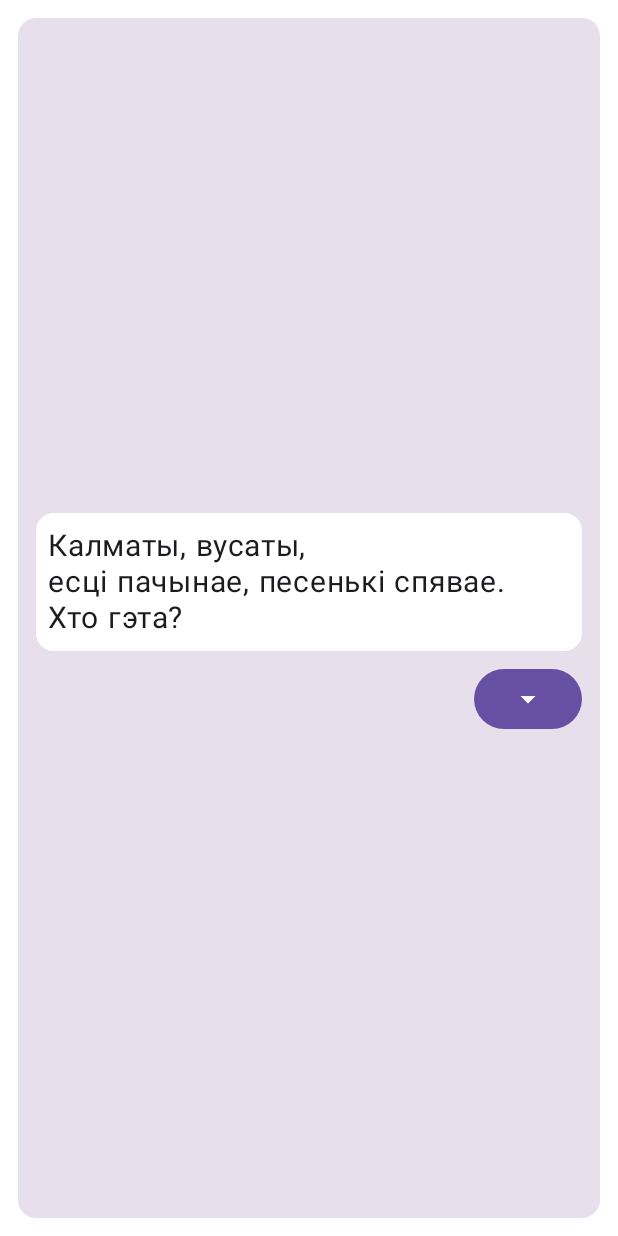
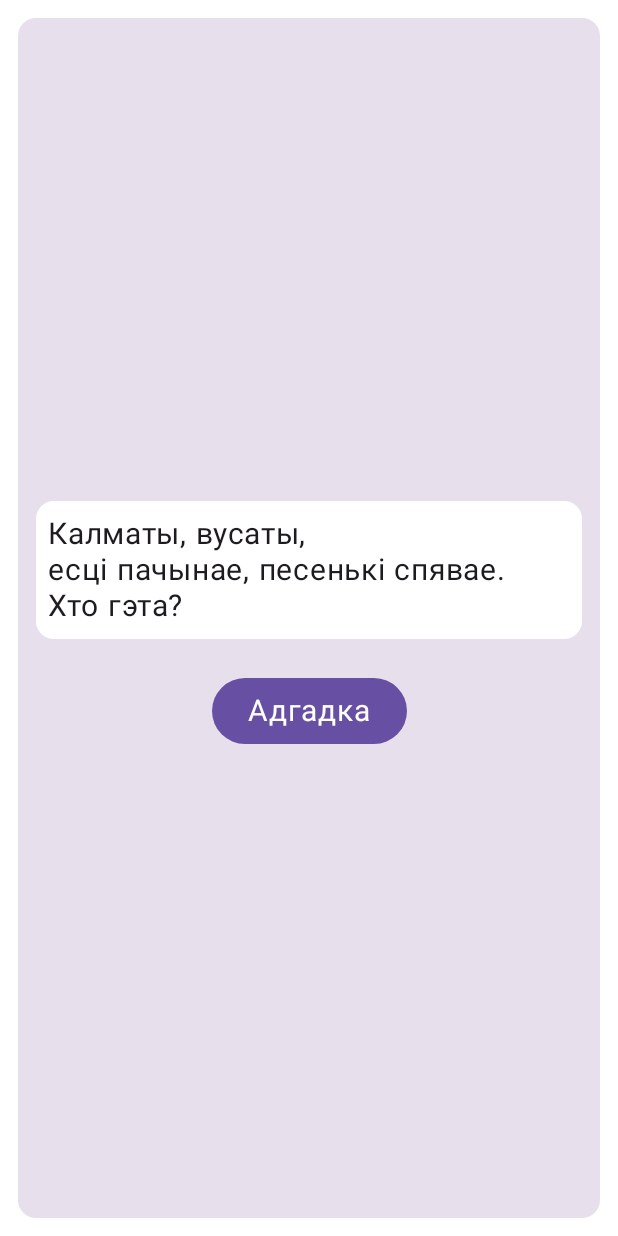
Before and after one commit to ViktoriaGavrosh/Android_App_Fairy_Tales, an Android app built with Jetpack Compose: the @Preview function DetailScreenPreview, on a phone screen of 412 x 824 dp. Run offline under Robolectric (Android 15) with nearby library versions, the phone set to English and light mode, and no system bars.

Commit message:
fix answer_button in puzzle detailScreen + add package screens

```diff
--- a/app/src/main/java/com/viktoriagavrosh/fairytales/MainActivity.kt
+++ b/app/src/main/java/com/viktoriagavrosh/fairytales/MainActivity.kt
@@ -12,7 +12,7 @@ import androidx.compose.material3.windowsizeclass.calculateWindowSizeClass
 import androidx.compose.runtime.Composable
 import androidx.compose.ui.Modifier
 import androidx.compose.ui.tooling.preview.Preview
-import com.viktoriagavrosh.fairytales.ui.FairyTalesApp
+import com.viktoriagavrosh.fairytales.ui.screens.FairyTalesApp
 import com.viktoriagavrosh.fairytales.ui.theme.FairyTalesTheme
 
 class MainActivity : ComponentActivity() {
--- a/app/src/main/java/com/viktoriagavrosh/fairytales/ui/DetailScreen.kt
+++ b/app/src/main/java/com/viktoriagavrosh/fairytales/ui/screens/DetailScreen.kt
@@ -1,10 +1,9 @@
-package com.viktoriagavrosh.fairytales.ui
+package com.viktoriagavrosh.fairytales.ui.screens
 
 import androidx.activity.compose.BackHandler
 import androidx.compose.foundation.Image
 import androidx.compose.foundation.layout.Arrangement
 import androidx.compose.foundation.layout.Column
-import androidx.compose.foundation.layout.Row
 import androidx.compose.foundation.layout.Spacer
 import androidx.compose.foundation.layout.fillMaxHeight
 import androidx.compose.foundation.layout.fillMaxWidth
@@ -15,7 +14,6 @@ import androidx.compose.foundation.verticalScroll
 import androidx.compose.material3.Button
 import androidx.compose.material3.Card
 import androidx.compose.material3.CardDefaults
-import androidx.compose.material3.Icon
 import androidx.compose.material3.MaterialTheme
 import androidx.compose.material3.Text
 import androidx.compose.runtime.Composable
@@ -23,6 +21,7 @@ import androidx.compose.runtime.getValue
 import androidx.compose.runtime.mutableStateOf
 import androidx.compose.runtime.remember
 import androidx.compose.runtime.setValue
+import androidx.compose.ui.Alignment
 import androidx.compose.ui.Modifier
 import androidx.compose.ui.draw.clip
 import androidx.compose.ui.layout.ContentScale
@@ -108,23 +107,16 @@ fun DetailScreen(
                 )
             }
             if (currentCompositionType == CompositionType.Puzzles) {
-                Row(
+                /*Row(
                     modifier = Modifier
                         .padding(top = dimensionResource(id = R.dimen.padding_small))
                         .fillMaxWidth(),
                     horizontalArrangement = Arrangement.End
                 ) {
-                    Button(
-                        onClick = {
-                            bigCard = true
-                        }
-                    ) {
-                        Icon(
-                            painter = painterResource(id = R.drawable.ic_answer),
-                            contentDescription = stringResource(R.string.answer)
-                        )
-                    }
+
                 }
+
+                 */
                 if (bigCard) {
                     Answer(
                         selectedComposition = selectedComposition as Composition.Puzzle,
@@ -134,6 +126,20 @@ fun DetailScreen(
                                 top = dimensionResource(id = R.dimen.padding_medium)
                             )
                     )
+                } else {
+                    Button(
+                        onClick = {
+                            bigCard = true
+                        },
+                        modifier = Modifier
+                            .padding(top = dimensionResource(id = R.dimen.padding_extra_large))
+                            .align(Alignment.CenterHorizontally)
+                    ) {
+                        Text(
+                            text = stringResource(R.string.answer_button),
+                            style = MaterialTheme.typography.bodyLarge
+                        )
+                    }
                 }
             }
         }
--- a/app/src/main/java/com/viktoriagavrosh/fairytales/ui/FairyTaleScreen.kt
+++ b/app/src/main/java/com/viktoriagavrosh/fairytales/ui/screens/FairyTaleScreen.kt
@@ -1,4 +1,4 @@
-package com.viktoriagavrosh.fairytales.ui
+package com.viktoriagavrosh.fairytales.ui.screens
 
 import androidx.compose.material3.windowsizeclass.WindowWidthSizeClass
 import androidx.compose.runtime.Composable
@@ -6,6 +6,7 @@ import androidx.compose.runtime.collectAsState
 import androidx.compose.ui.Modifier
 import androidx.compose.ui.tooling.preview.Preview
 import androidx.lifecycle.viewmodel.compose.viewModel
+import com.viktoriagavrosh.fairytales.ui.FairyTalesViewModel
 import com.viktoriagavrosh.fairytales.ui.utils.FairyTalesContentType
 import com.viktoriagavrosh.fairytales.ui.utils.FairyTalesNavigationType
 
--- a/app/src/main/java/com/viktoriagavrosh/fairytales/ui/FairyTalesHomeScreen.kt
+++ b/app/src/main/java/com/viktoriagavrosh/fairytales/ui/screens/FairyTalesHomeScreen.kt
@@ -1,4 +1,4 @@
-package com.viktoriagavrosh.fairytales.ui
+package com.viktoriagavrosh.fairytales.ui.screens
 
 import androidx.compose.foundation.background
 import androidx.compose.foundation.layout.Column
@@ -24,6 +24,7 @@ import androidx.compose.ui.tooling.preview.Preview
 import com.viktoriagavrosh.fairytales.R
 import com.viktoriagavrosh.fairytales.data.CompositionType
 import com.viktoriagavrosh.fairytales.model.Composition
+import com.viktoriagavrosh.fairytales.ui.FairyTalesUiState
 import com.viktoriagavrosh.fairytales.ui.theme.FairyTalesTheme
 import com.viktoriagavrosh.fairytales.ui.utils.FairyTalesContentType
 import com.viktoriagavrosh.fairytales.ui.utils.FairyTalesNavigationType
--- a/app/src/main/java/com/viktoriagavrosh/fairytales/ui/ListAndDetailScreen.kt
+++ b/app/src/main/java/com/viktoriagavrosh/fairytales/ui/screens/ListAndDetailScreen.kt
@@ -1,4 +1,4 @@
-package com.viktoriagavrosh.fairytales.ui
+package com.viktoriagavrosh.fairytales.ui.screens
 
 import android.app.Activity
 import androidx.compose.foundation.layout.Row
--- a/app/src/main/java/com/viktoriagavrosh/fairytales/ui/ListScreen.kt
+++ b/app/src/main/java/com/viktoriagavrosh/fairytales/ui/screens/ListScreen.kt
@@ -1,4 +1,4 @@
-package com.viktoriagavrosh.fairytales.ui
+package com.viktoriagavrosh.fairytales.ui.screens
 
 import androidx.compose.animation.animateContentSize
 import androidx.compose.animation.core.Spring
--- a/app/src/main/java/com/viktoriagavrosh/fairytales/ui/OnlyOneScreen.kt
+++ b/app/src/main/java/com/viktoriagavrosh/fairytales/ui/screens/OnlyOneScreen.kt
@@ -1,4 +1,4 @@
-package com.viktoriagavrosh.fairytales.ui
+package com.viktoriagavrosh.fairytales.ui.screens
 
 import androidx.compose.animation.AnimatedVisibility
 import androidx.compose.foundation.layout.Arrangement
--- a/app/src/main/res/values/dimens.xml
+++ b/app/src/main/res/values/dimens.xml
@@ -3,6 +3,7 @@
     <dimen name="padding_small">8dp</dimen>
     <dimen name="padding_medium">12dp</dimen>
     <dimen name="padding_large">16dp</dimen>
+    <dimen name="padding_extra_large">24dp</dimen>
     <dimen name="corner">16dp</dimen>
     <dimen name="permanent_drawer_sheet_width">220dp</dimen>
     <dimen name="card_elevation">20dp</dimen>
--- a/app/src/main/res/values/strings.xml
+++ b/app/src/main/res/values/strings.xml
@@ -270,5 +270,6 @@
     <string name="title_one_game">Заба\u045Eлянка</string>
 
     <string name="answer">answer</string>
+    <string name="answer_button">Адгадка</string>
 
 </resources>
```
